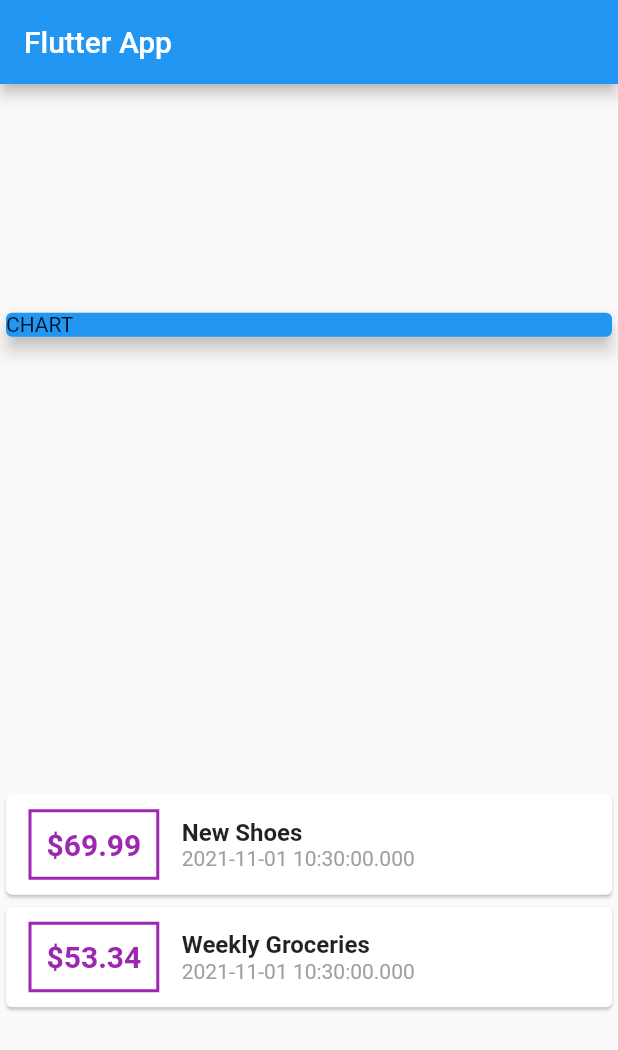
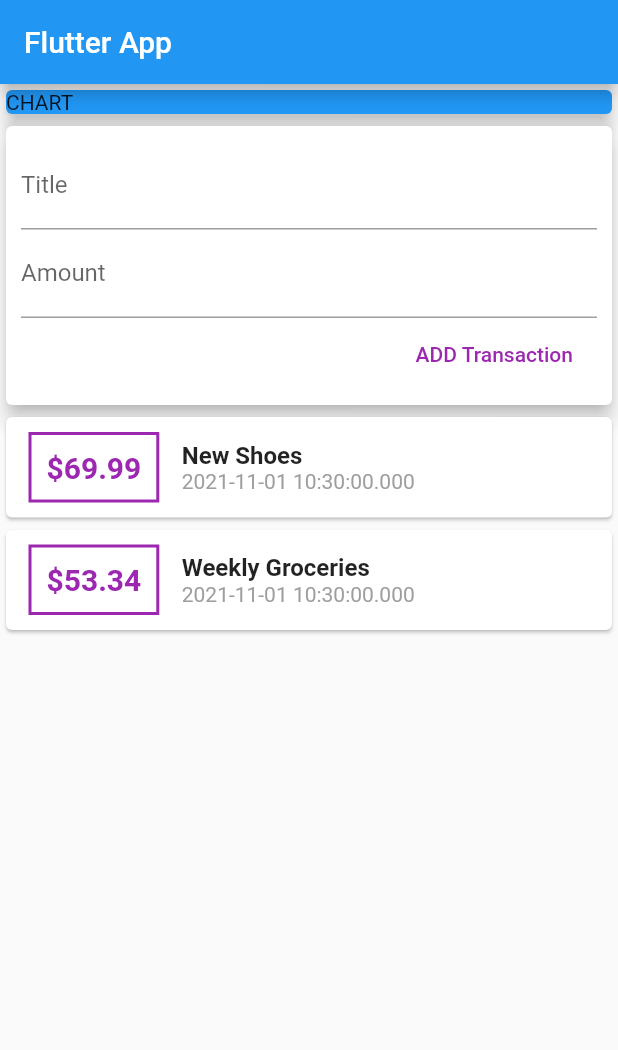
Before and after one commit to muhammedrishadpe/Expense_planner, a Flutter app: the screen it shows after launch, on a phone screen of 412 x 824 dp. Shown: the top 1050 px of the screen. Run offline on Flutter 3.47's test engine with Material 2 defaults, Android fonts, the phone set to English and light mode, and no system bars.

Commit message:
Adding Text Input Widgets (TextField)

```diff
--- a/lib/main.dart
+++ b/lib/main.dart
@@ -36,7 +36,7 @@ class MyHomePage extends StatelessWidget {
         title: Text('Flutter App'),
       ),
       body: Column(
-        mainAxisAlignment: MainAxisAlignment.spaceAround,
+        //  mainAxisAlignment: MainAxisAlignment.spaceAround,
         crossAxisAlignment: CrossAxisAlignment.stretch,
         children: <Widget>[
           Container(
@@ -45,6 +45,28 @@ class MyHomePage extends StatelessWidget {
               color: Colors.blue,
               child: Text('CHART'),
               elevation: 5,
+            ),
+          ),
+          Card(
+            elevation: 5,
+            child: Container(
+              padding: EdgeInsets.all(10),
+              child: Column(
+                crossAxisAlignment: CrossAxisAlignment.end,
+                children: <Widget>[
+                  TextField(
+                    decoration: InputDecoration(labelText: 'Title'),
+                  ),
+                  TextField(
+                    decoration: InputDecoration(labelText: 'Amount'),
+                  ),
+                  FlatButton(
+                    child: Text('ADD Transaction'),
+                    textColor: Colors.purple,
+                    onPressed: () {},
+                  )
+                ],
+              ),
             ),
           ),
           Column(
--- a/lib/transaction.dart
+++ b/lib/transaction.dart
@@ -4,7 +4,7 @@ class Transaction {
   final String? id;
   final String? title;
   final double? amount;
-  final DateTime date;
+  final DateTime? date;
 
   Transaction({
     @required this.id,
```
